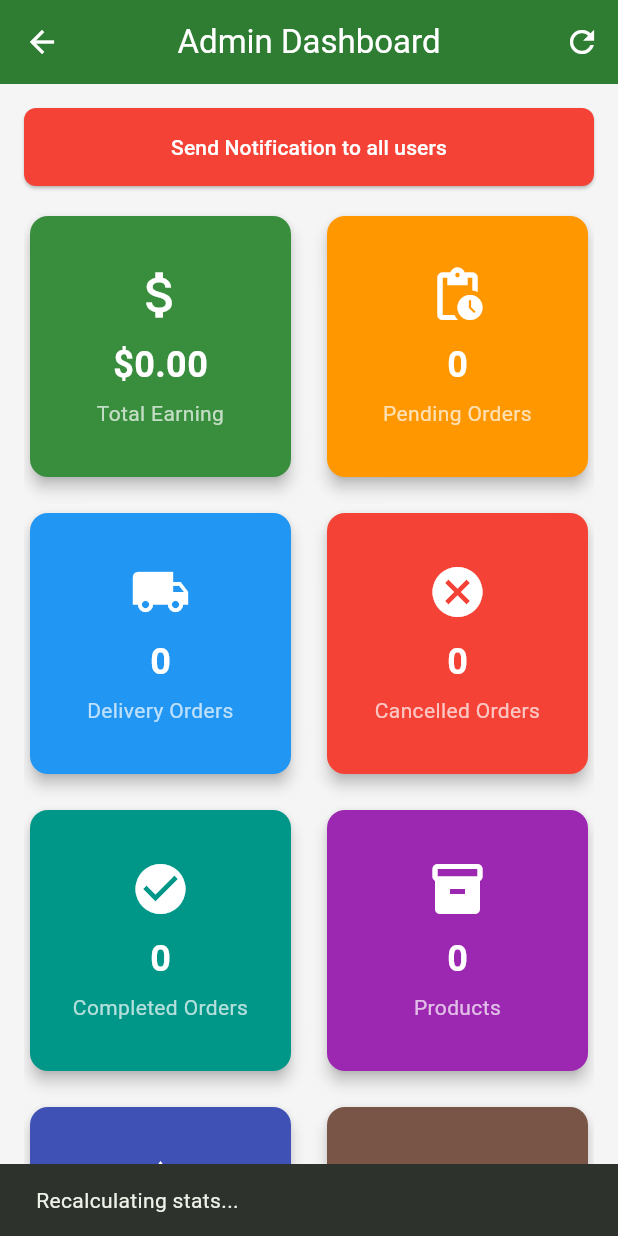
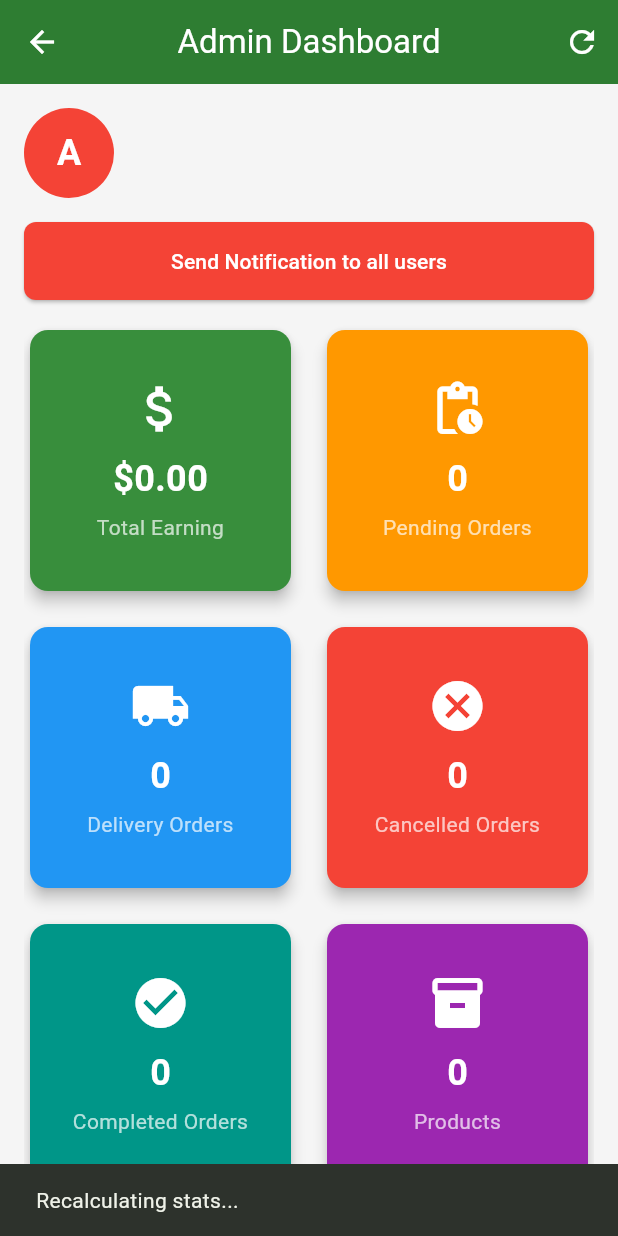
Before and after one commit to ayse-aktas/flutter_admin_panel_development, a Flutter app: the AdminDashboard screen opened directly, after a tap on the "refresh" icon, on a phone screen of 412 x 824 dp. Run offline on Flutter 3.47's test engine with Material 3 defaults, Android fonts, the light colour scheme and no system bars; our stand-ins replace cloud_firestore, firebase_auth, firebase_core, image_picker; accounts and stored records are empty.

Commit message:
feat: Add admin profile section

```diff
--- a/lib/screens/admin/admin_dashboard.dart
+++ b/lib/screens/admin/admin_dashboard.dart
@@ -6,6 +6,8 @@ import 'package:flutter_admin_panel_development/screens/admin/widgets/dashboard_
 import 'package:flutter_admin_panel_development/utils/constants.dart';
 import 'package:flutter_admin_panel_development/screens/admin/product_list_screen.dart';
 import 'package:flutter_admin_panel_development/screens/admin/category_list_screen.dart';
+import 'package:flutter_admin_panel_development/services/auth_service.dart';
+import 'package:flutter_admin_panel_development/models/user_model.dart';
 import 'package:flutter_admin_panel_development/screens/admin/order_list_screen.dart';
 import 'package:flutter_admin_panel_development/screens/admin/notification_screen.dart';
 
@@ -87,7 +89,62 @@ class _AdminDashboardState extends State<AdminDashboard> {
           return Padding(
             padding: const EdgeInsets.all(16.0),
             child: Column(
+              crossAxisAlignment: CrossAxisAlignment.start,
               children: [
+                // Profile Section
+                Consumer<AuthService>(
+                  builder: (context, authService, _) {
+                    final user = authService.currentUser;
+                    if (user == null) return const SizedBox.shrink();
+
+                    return StreamBuilder<UserModel?>(
+                      stream: authService.getUser(user.uid),
+                      builder: (context, snapshot) {
+                        if (!snapshot.hasData) return const SizedBox.shrink();
+                        final userModel = snapshot.data!;
+
+                        return Padding(
+                          padding: const EdgeInsets.only(bottom: 16.0),
+                          child: Row(
+                            children: [
+                              CircleAvatar(
+                                radius: 30,
+                                backgroundColor: Colors.red,
+                                child: Text(
+                                  userModel.name.isNotEmpty
+                                      ? userModel.name[0].toUpperCase()
+                                      : 'A',
+                                  style: const TextStyle(
+                                    color: Colors.white,
+                                    fontSize: 24,
+                                    fontWeight: FontWeight.bold,
+                                  ),
+                                ),
+                              ),
+                              const SizedBox(width: 16),
+                              Column(
+                                crossAxisAlignment: CrossAxisAlignment.start,
+                                children: [
+                                  Text(
+                                    userModel.name,
+                                    style: const TextStyle(
+                                      fontSize: 18,
+                                      fontWeight: FontWeight.bold,
+                                    ),
+                                  ),
+                                  Text(
+                                    userModel.email,
+                                    style: TextStyle(color: Colors.grey[600]),
+                                  ),
+                                ],
+                              ),
+                            ],
+                          ),
+                        );
+                      },
+                    );
+                  },
+                ),
                 SizedBox(
                   width: double.infinity,
                   child: ElevatedButton(
--- a/lib/services/auth_service.dart
+++ b/lib/services/auth_service.dart
@@ -77,6 +77,16 @@ class AuthService {
     }
   }
 
+  // Get User Details
+  Stream<UserModel?> getUser(String uid) {
+    return _firestore.collection('users').doc(uid).snapshots().map((doc) {
+      if (doc.exists && doc.data() != null) {
+        return UserModel.fromMap(doc.data()!, doc.id);
+      }
+      return null;
+    });
+  }
+
   // Sign Out
   Future<void> signOut() async {
     await _auth.signOut();
```
